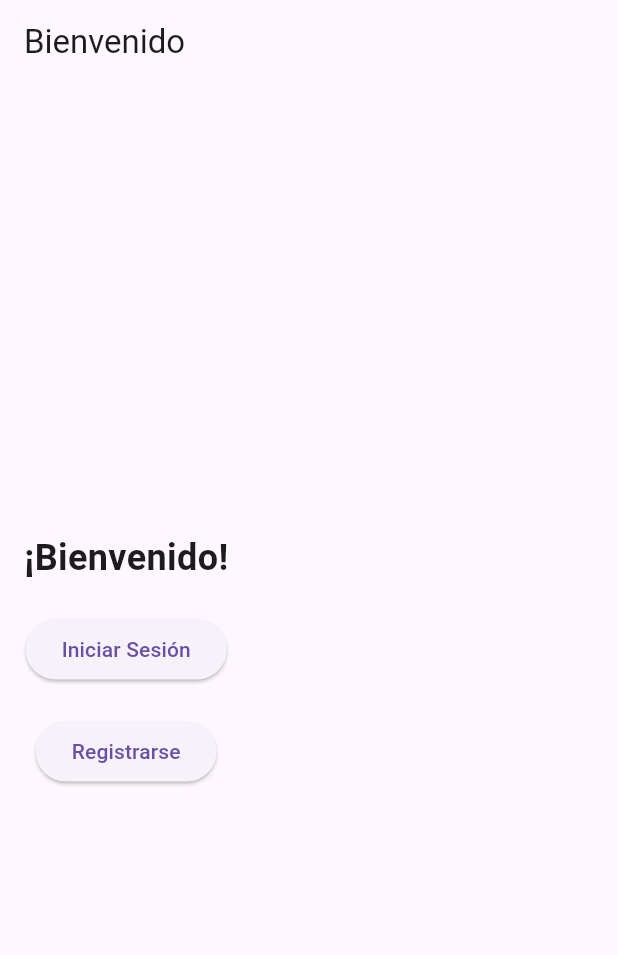
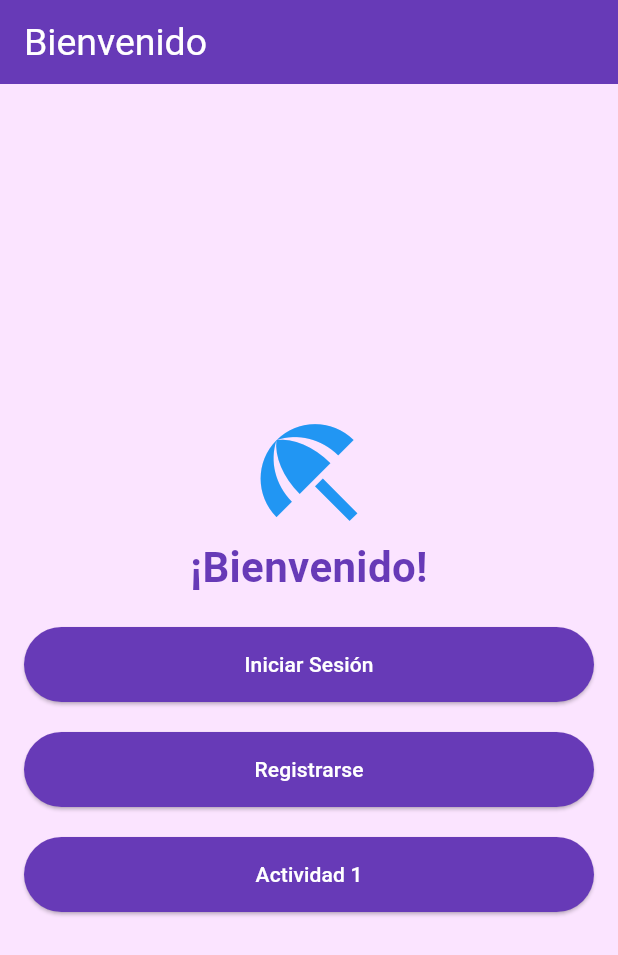
Before and after one commit to isauraplata/App-Movil-Integrador, a Flutter app: the screen it shows after launch, on a phone screen of 412 x 824 dp. Shown: the top 955 px of the screen. Run offline on Flutter 3.47's test engine with Material 3 defaults, Android fonts, the phone set to English and light mode, and no system bars.

Commit message:
[UPDATE] Update navigation and some views

```diff
--- a/lib/main.dart
+++ b/lib/main.dart
@@ -24,6 +24,7 @@ class MyApp extends StatelessWidget {
         '/register': (context) => RegisterScreen(),
         '/act': (context) => Act1Screen(),
         '/phone': (context) => PhoneScreen(),
+        '/act1': (context) => Act1Screen()
       },
     );
   }
--- a/lib/screens/welcome_screen.dart
+++ b/lib/screens/welcome_screen.dart
@@ -6,29 +6,72 @@ class WelcomeScreen extends StatelessWidget {
     return Scaffold(
       appBar: AppBar(
         title: Text('Bienvenido'),
+        backgroundColor: Colors.deepPurple,
+        titleTextStyle: TextStyle(color: Colors.white, fontSize: 25),
+        iconTheme: IconThemeData(color: Colors.white),
       ),
-      body: Padding(
+      body: Container(
         padding: const EdgeInsets.all(16.0),
+        color: Colors.purpleAccent.withOpacity(0.1), // Fondo con un color suave
         child: Column(
           mainAxisAlignment: MainAxisAlignment.center,
+          crossAxisAlignment: CrossAxisAlignment.stretch, // Expande los elementos horizontalmente
           children: <Widget>[
+            Icon(
+              Icons.beach_access,
+              color: Colors.blue,
+              size: 86.0,
+            ),
             Text(
               '¡Bienvenido!',
-              style: TextStyle(fontSize: 24, fontWeight: FontWeight.bold),
+              textAlign: TextAlign.center,
+              style: TextStyle(
+                fontSize: 28,
+                fontWeight: FontWeight.bold,
+                color: Colors.deepPurple,
+              ),
             ),
             SizedBox(height: 20),
+
+            // Botón "Iniciar Sesión"
             ElevatedButton(
               onPressed: () {
                 Navigator.pushNamed(context, '/login');
               },
               child: Text('Iniciar Sesión'),
+              style: ElevatedButton.styleFrom(
+                backgroundColor: Colors.deepPurple, // Color del botón
+                foregroundColor: Colors.white,
+                padding: EdgeInsets.symmetric(vertical: 15), // Espaciado interno
+              ),
             ),
             SizedBox(height: 20),
+
+            // Botón "Registrarse"
             ElevatedButton(
               onPressed: () {
                 Navigator.pushNamed(context, '/register');
               },
               child: Text('Registrarse'),
+              style: ElevatedButton.styleFrom(
+                backgroundColor: Colors.deepPurple,
+                foregroundColor: Colors.white,
+                padding: EdgeInsets.symmetric(vertical: 15),
+              ),
+            ),
+            SizedBox(height: 20),
+
+            // Botón "Actividad 1"
+            ElevatedButton(
+              onPressed: () {
+                Navigator.pushNamed(context, '/act1');
+              },
+              child: Text('Actividad 1'),
+              style: ElevatedButton.styleFrom(
+                backgroundColor: Colors.deepPurple,
+                foregroundColor: Colors.white,
+                padding: EdgeInsets.symmetric(vertical: 15), // Espaciado interno
+              ),
             ),
           ],
         ),
```
Also changed, not shown: lib/screens/act1_screen.dart (+18 -4 lines), lib/screens/phone_screen.dart (+21 -4 lines), pubspec.lock, 11 other files.
